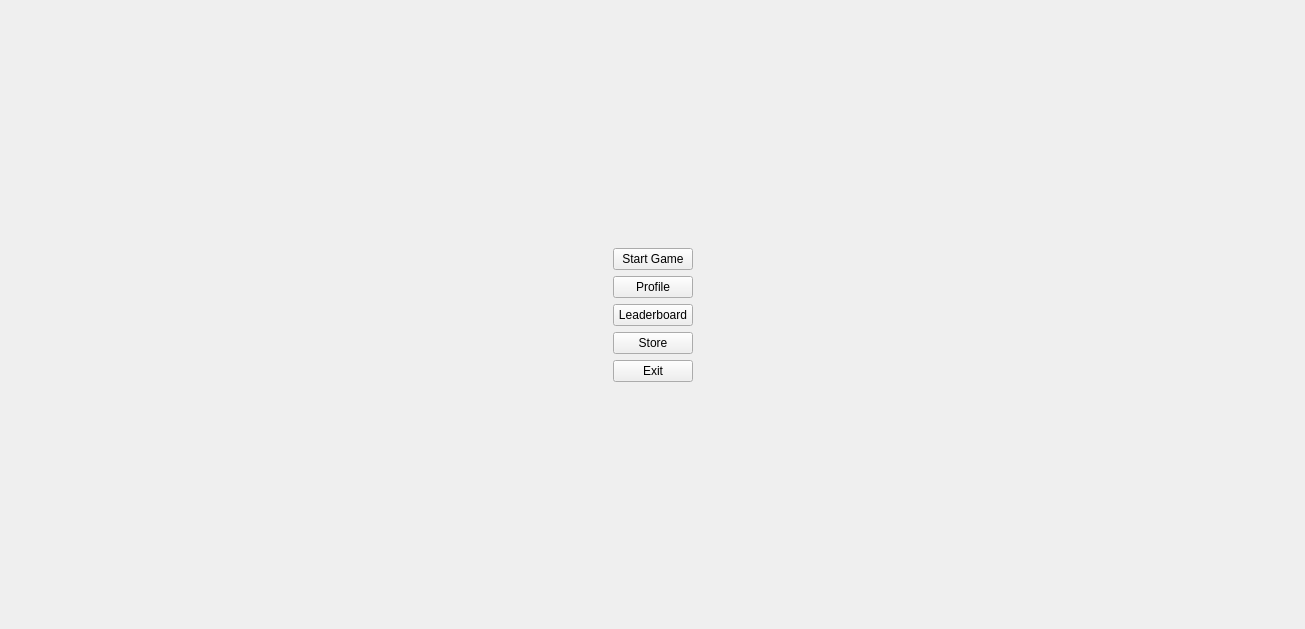
Above: PlaTwo_Client/mainmenu.ui from arshiarabieirf2006-hub/PlaTwo_AP_Project before the change. Below: the same form after it.
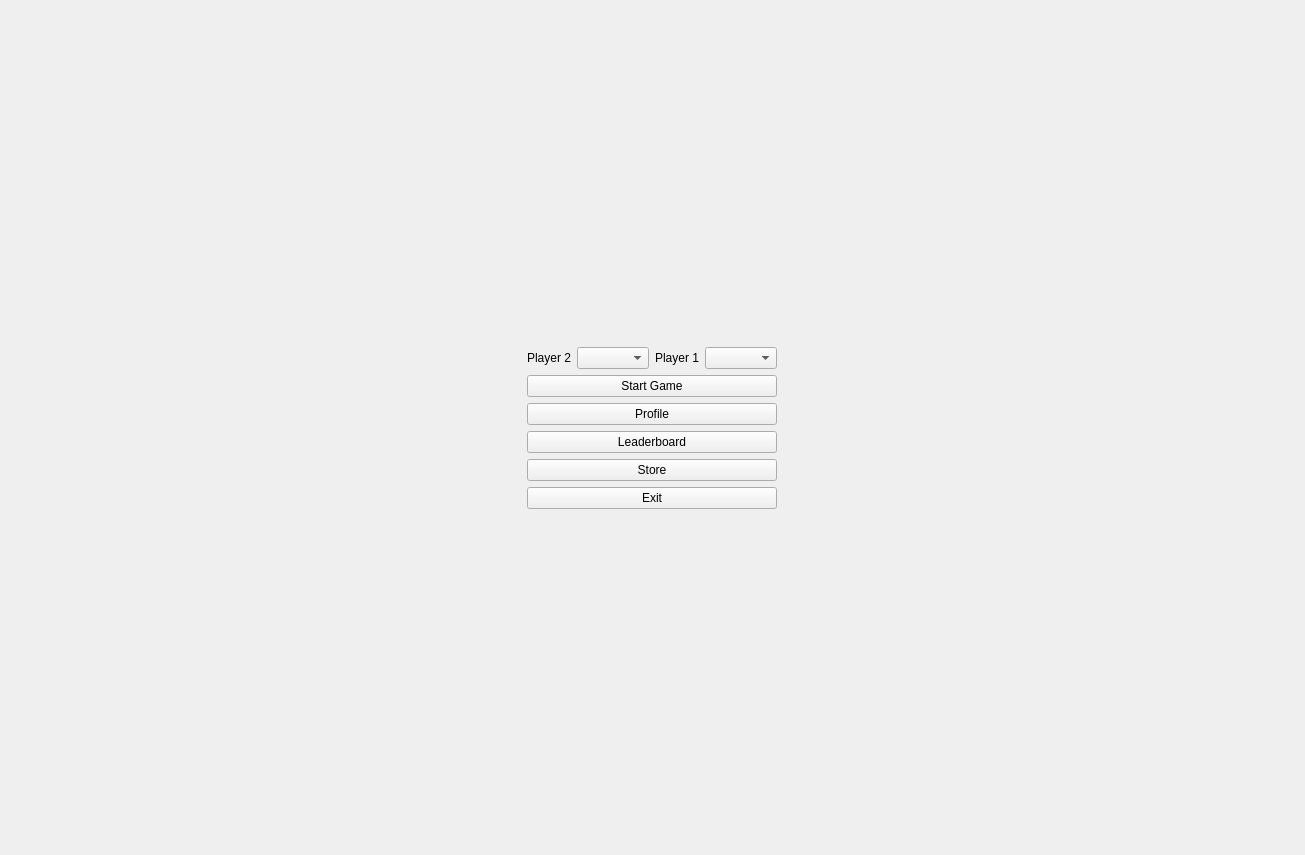
That is the form after the change.

The edit to the form file:
```diff
--- a/PlaTwo_Client/mainmenu.ui
+++ b/PlaTwo_Client/mainmenu.ui
@@ -7,14 +7,51 @@
     <x>0</x>
     <y>0</y>
     <width>1305</width>
-    <height>629</height>
+    <height>855</height>
    </rect>
   </property>
   <property name="windowTitle">
    <string>Form</string>
   </property>
   <layout class="QGridLayout" name="gridLayout">
-   <item row="6" column="2">
+   <item row="1" column="2">
+    <layout class="QHBoxLayout" name="horizontalLayout_4">
+     <item>
+      <widget class="QLabel" name="label_2">
+       <property name="text">
+        <string>Player 2</string>
+       </property>
+      </widget>
+     </item>
+     <item>
+      <widget class="QComboBox" name="comboColorP2"/>
+     </item>
+     <item>
+      <widget class="QLabel" name="label">
+       <property name="text">
+        <string>Player 1</string>
+       </property>
+      </widget>
+     </item>
+     <item>
+      <widget class="QComboBox" name="comboColorP1"/>
+     </item>
+    </layout>
+   </item>
+   <item row="4" column="1">
+    <spacer name="horizontalSpacer_2">
+     <property name="orientation">
+      <enum>Qt::Orientation::Horizontal</enum>
+     </property>
+     <property name="sizeHint" stdset="0">
+      <size>
+       <width>581</width>
+       <height>20</height>
+      </size>
+     </property>
+    </spacer>
+   </item>
+   <item row="7" column="2">
     <spacer name="verticalSpacer">
      <property name="orientation">
       <enum>Qt::Orientation::Vertical</enum>
@@ -27,7 +64,14 @@
      </property>
     </spacer>
    </item>
-   <item row="5" column="2">
+   <item row="2" column="2">
+    <widget class="QPushButton" name="startGameButton">
+     <property name="text">
+      <string>Start Game</string>
+     </property>
+    </widget>
+   </item>
+   <item row="6" column="2">
     <widget class="QPushButton" name="exitButton">
      <property name="text">
       <string>Exit</string>
@@ -35,72 +79,52 @@
     </widget>
    </item>
    <item row="3" column="2">
-    <widget class="QPushButton" name="leaderboardButton">
-     <property name="text">
-      <string>Leaderboard</string>
-     </property>
-    </widget>
-   </item>
-   <item row="2" column="2">
     <widget class="QPushButton" name="profileButton">
      <property name="text">
       <string>Profile</string>
      </property>
     </widget>
    </item>
-   <item row="0" column="2">
-    <spacer name="verticalSpacer_2">
+   <item row="4" column="3">
+    <spacer name="horizontalSpacer">
      <property name="orientation">
-      <enum>Qt::Orientation::Vertical</enum>
+      <enum>Qt::Orientation::Horizontal</enum>
      </property>
      <property name="sizeHint" stdset="0">
       <size>
-       <width>20</width>
-       <height>40</height>
+       <width>581</width>
+       <height>20</height>
       </size>
      </property>
     </spacer>
    </item>
-   <item row="4" column="2">
+   <item row="5" column="2">
     <widget class="QPushButton" name="storeButton">
      <property name="text">
       <string>Store</string>
      </property>
     </widget>
    </item>
-   <item row="3" column="3">
-    <spacer name="horizontalSpacer">
-     <property name="orientation">
-      <enum>Qt::Orientation::Horizontal</enum>
-     </property>
-     <property name="sizeHint" stdset="0">
-      <size>
-       <width>581</width>
-       <height>20</height>
-      </size>
-     </property>
-    </spacer>
-   </item>
-   <item row="3" column="1">
-    <spacer name="horizontalSpacer_2">
-     <property name="orientation">
-      <enum>Qt::Orientation::Horizontal</enum>
-     </property>
-     <property name="sizeHint" stdset="0">
-      <size>
-       <width>581</width>
-       <height>20</height>
-      </size>
-     </property>
-    </spacer>
-   </item>
-   <item row="1" column="2">
-    <widget class="QPushButton" name="startGameButton">
+   <item row="4" column="2">
+    <widget class="QPushButton" name="leaderboardButton">
      <property name="text">
-      <string>Start Game</string>
+      <string>Leaderboard</string>
      </property>
     </widget>
    </item>
+   <item row="0" column="2">
+    <spacer name="verticalSpacer_2">
+     <property name="orientation">
+      <enum>Qt::Orientation::Vertical</enum>
+     </property>
+     <property name="sizeHint" stdset="0">
+      <size>
+       <width>20</width>
+       <height>40</height>
+      </size>
+     </property>
+    </spacer>
+   </item>
   </layout>
  </widget>
  <resources/>
```
